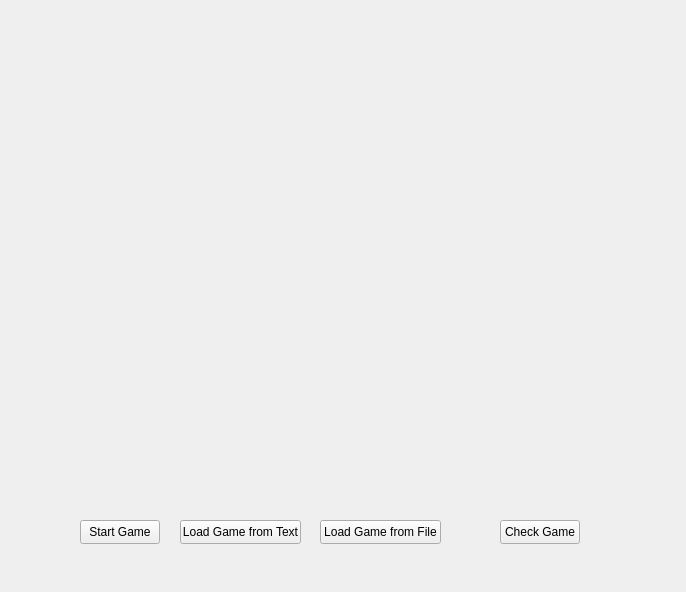
The window that mainwindow.ui (Bananz0/Sudoku-Solver) describes before a commit, drawn with Qt 5.
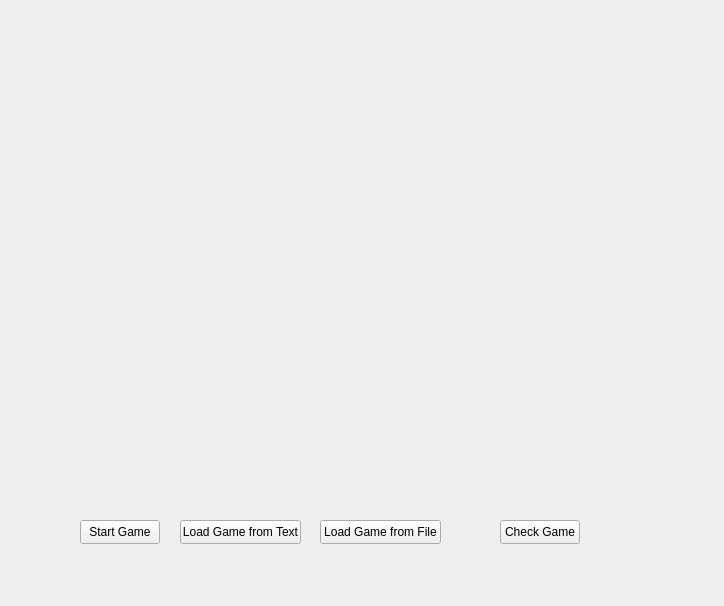
The same window after the commit.

```diff
--- a/mainwindow.ui
+++ b/mainwindow.ui
@@ -6,8 +6,8 @@
    <rect>
     <x>0</x>
     <y>0</y>
-    <width>686</width>
-    <height>592</height>
+    <width>724</width>
+    <height>606</height>
    </rect>
   </property>
   <property name="windowTitle">
```
